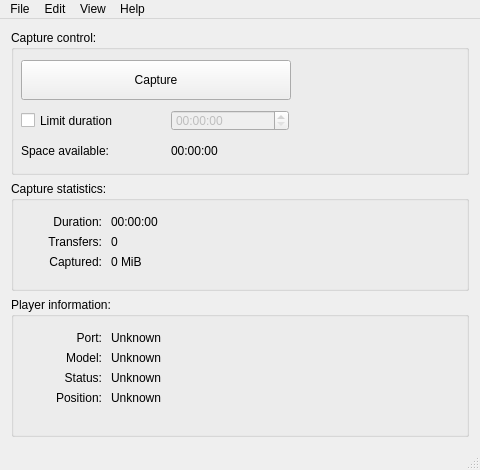
simoninns/DomesdayDuplicator-gui-app, file Linux-Application/DomesdayDuplicator/mainwindow.ui: the form before one commit.
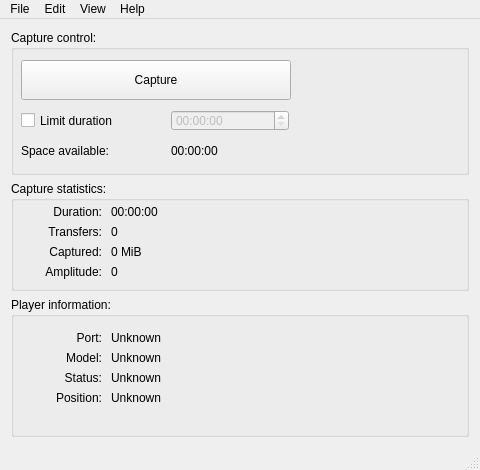
The form after the commit. Icons and pictures are not drawn. Custom widgets are drawn as their Qt base class.

Commit message: New feature: Inbound RF amplitude measurement

What changed in the file:
```diff
--- a/Linux-Application/DomesdayDuplicator/mainwindow.ui
+++ b/Linux-Application/DomesdayDuplicator/mainwindow.ui
@@ -155,7 +155,7 @@
        <property name="geometry">
         <rect>
          <x>10</x>
-         <y>50</y>
+         <y>40</y>
          <width>81</width>
          <height>21</height>
         </rect>
@@ -171,7 +171,7 @@
        <property name="geometry">
         <rect>
          <x>100</x>
-         <y>50</y>
+         <y>40</y>
          <width>231</width>
          <height>21</height>
         </rect>
@@ -184,7 +184,7 @@
        <property name="geometry">
         <rect>
          <x>10</x>
-         <y>70</y>
+         <y>60</y>
          <width>81</width>
          <height>21</height>
         </rect>
@@ -200,7 +200,7 @@
        <property name="geometry">
         <rect>
          <x>100</x>
-         <y>70</y>
+         <y>60</y>
          <width>231</width>
          <height>21</height>
         </rect>
@@ -213,7 +213,7 @@
        <property name="geometry">
         <rect>
          <x>10</x>
-         <y>30</y>
+         <y>20</y>
          <width>81</width>
          <height>21</height>
         </rect>
@@ -229,7 +229,7 @@
        <property name="geometry">
         <rect>
          <x>100</x>
-         <y>30</y>
+         <y>20</y>
          <width>231</width>
          <height>21</height>
         </rect>
@@ -238,6 +238,45 @@
         <string>00:00:00</string>
        </property>
       </widget>
+      <widget class="AmplitudeMeasurement" name="am" native="true">
+       <property name="geometry">
+        <rect>
+         <x>180</x>
+         <y>20</y>
+         <width>271</width>
+         <height>81</height>
+        </rect>
+       </property>
+      </widget>
+      <widget class="QLabel" name="label_10">
+       <property name="geometry">
+        <rect>
+         <x>10</x>
+         <y>80</y>
+         <width>81</width>
+         <height>21</height>
+        </rect>
+       </property>
+       <property name="text">
+        <string>Amplitude:</string>
+       </property>
+       <property name="alignment">
+        <set>Qt::AlignRight|Qt::AlignTrailing|Qt::AlignVCenter</set>
+       </property>
+      </widget>
+      <widget class="QLabel" name="meanAmplitudeLabel">
+       <property name="geometry">
+        <rect>
+         <x>100</x>
+         <y>80</y>
+         <width>41</width>
+         <height>21</height>
+        </rect>
+       </property>
+       <property name="text">
+        <string>0</string>
+       </property>
+      </widget>
      </widget>
     </item>
     <item>
@@ -303,7 +342,7 @@
         <rect>
          <x>100</x>
          <y>70</y>
-         <width>351</width>
+         <width>171</width>
          <height>21</height>
         </rect>
        </property>
@@ -316,7 +355,7 @@
         <rect>
          <x>100</x>
          <y>90</y>
-         <width>351</width>
+         <width>171</width>
          <height>21</height>
         </rect>
        </property>
@@ -345,7 +384,7 @@
         <rect>
          <x>100</x>
          <y>50</y>
-         <width>351</width>
+         <width>171</width>
          <height>21</height>
         </rect>
        </property>
@@ -358,7 +397,7 @@
         <rect>
          <x>100</x>
          <y>30</y>
-         <width>351</width>
+         <width>171</width>
          <height>21</height>
         </rect>
        </property>
@@ -473,6 +512,14 @@
   </action>
  </widget>
  <layoutdefault spacing="6" margin="11"/>
+ <customwidgets>
+  <customwidget>
+   <class>AmplitudeMeasurement</class>
+   <extends>QWidget</extends>
+   <header>amplitudemeasurement.h</header>
+   <container>1</container>
+  </customwidget>
+ </customwidgets>
  <tabstops>
   <tabstop>capturePushButton</tabstop>
   <tabstop>limitDurationCheckBox</tabstop>
```
Left out of the diff: 2 changed lines with no effect on the pictures. The commit also changes 12 other files.
